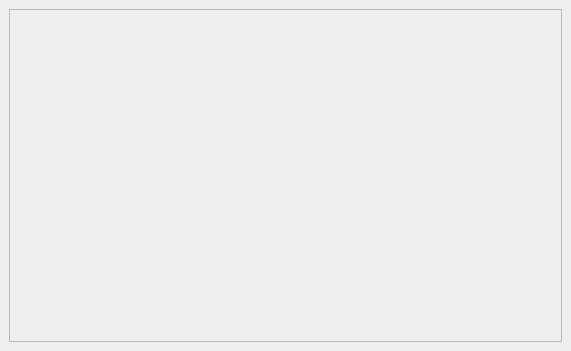
This is mainwindow.ui in Nnunka/vtk_in_qt as Qt 5 draws it before an edit. The edited form follows.
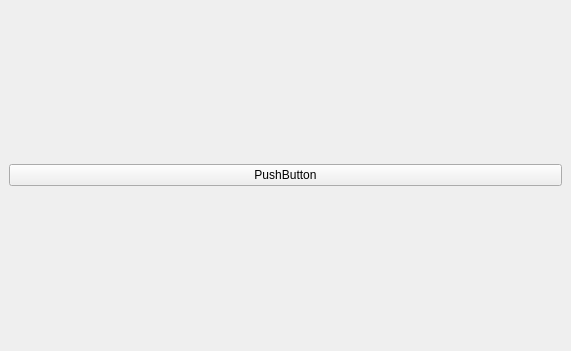
This is the edited form.

The edit to the form file:
```diff
--- a/mainwindow.ui
+++ b/mainwindow.ui
@@ -16,12 +16,9 @@
   <widget class="QWidget" name="centralwidget">
    <layout class="QVBoxLayout" name="verticalLayout">
     <item>
-     <widget class="QFrame" name="vtk_frame">
-      <property name="frameShape">
-       <enum>QFrame::StyledPanel</enum>
-      </property>
-      <property name="frameShadow">
-       <enum>QFrame::Raised</enum>
+     <widget class="QPushButton" name="pushButton">
+      <property name="text">
+       <string>PushButton</string>
       </property>
      </widget>
     </item>
```
Left out of the diff: 1 changed line with no effect on the pictures.
